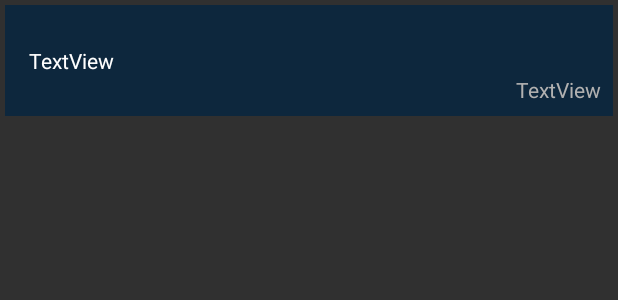
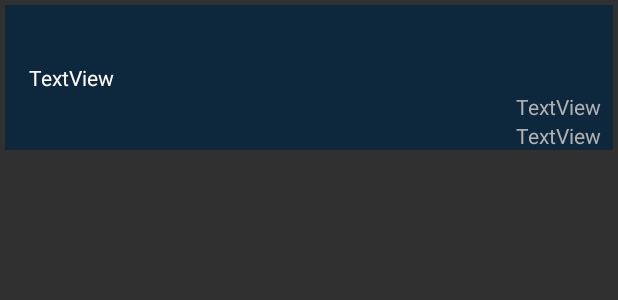
Before and after one commit to AndriiMan/AgroHold, an Android app: the layout rc_item.xml on its own in the app's theme, with its tools: preview values and no code run, on a phone screen of 412 x 824 dp. Shown: the top 300 px of the screen. Run offline under Robolectric (Android 15) with nearby library versions, the phone set to English and light mode, and no system bars.

Commit message:
adding creation time of note

```diff
--- a/app/src/main/java/com/example/agrohold/EditActivity.kt
+++ b/app/src/main/java/com/example/agrohold/EditActivity.kt
@@ -88,6 +88,8 @@ class EditActivity : AppCompatActivity() {
 
         val myTitle = edTitle.text.toString()
         val myDesc = edDesc.text.toString()
+        val myTime = Calendar.getInstance().time
+
 
         CoroutineScope(Dispatchers.Main).launch {
             if(myTitle != "" && myDesc != ""){
--- a/app/src/main/java/com/example/agrohold/db/ListItem.kt
+++ b/app/src/main/java/com/example/agrohold/db/ListItem.kt
@@ -6,4 +6,5 @@ class ListItem {
     var uri = "empty"
     var time = ""
     var id = 0
+    var creation_time = ""
 }
--- a/app/src/main/java/com/example/agrohold/db/MyAdapter.kt
+++ b/app/src/main/java/com/example/agrohold/db/MyAdapter.kt
@@ -19,11 +19,13 @@ class MyAdapter(listMain:ArrayList<ListItem>, contextM: Context) : RecyclerView.
 
         val tvTitle = itemView.findViewById<TextView>(R.id.tvTitle)
         val tvTime = itemView.findViewById<TextView>(R.id.tvTime)
+        val tvCreationTime = itemView.findViewById<TextView>(R.id.tvCreationTime)
         val context = contextV
 
         fun setData(item:ListItem){
             tvTitle.text = item.title
-            tvTime.text = item.time
+            tvTime.text = "Date of edition " + item.time
+            tvCreationTime.text = "Date of creation " + item.creation_time
 
             itemView.setOnClickListener{
                 val intent = Intent(context, EditActivity::class.java).apply {
--- a/app/src/main/java/com/example/agrohold/db/MyDBManager.kt
+++ b/app/src/main/java/com/example/agrohold/db/MyDBManager.kt
@@ -21,6 +21,7 @@ class MyDbManager(val context: Context) {
             put(MyDbNameClass.COLUMN_NAME_CONTENT, content)
             put(MyDbNameClass.COLUMN_NAME_IMG_URI, uri)
             put(MyDbNameClass.COLUMN_NAME_TIME, time)
+            put(MyDbNameClass.COLUMN_NAME_CREATION_TIME, time)
         }
         db?.insert(MyDbNameClass.TABLE_NAME, null, values)
     }
@@ -52,12 +53,14 @@ class MyDbManager(val context: Context) {
             val dataUri = cursor.getString(cursor.getColumnIndexOrThrow(MyDbNameClass.COLUMN_NAME_IMG_URI))
             val dataId = cursor.getInt(cursor.getColumnIndexOrThrow(BaseColumns._ID))
             val time = cursor.getString(cursor.getColumnIndexOrThrow(MyDbNameClass.COLUMN_NAME_TIME))
+            val creationTime = cursor.getString(cursor.getColumnIndexOrThrow(MyDbNameClass.COLUMN_NAME_CREATION_TIME))
             var item = ListItem()
             item.title = dataTitle
             item.desc = dataContent
             item.uri = dataUri
             item.id = dataId
             item.time = time
+            item.creation_time = creationTime
             dataList.add(item)
         }
         cursor.close()
--- a/app/src/main/java/com/example/agrohold/db/MyDbNameClass.kt
+++ b/app/src/main/java/com/example/agrohold/db/MyDbNameClass.kt
@@ -8,11 +8,12 @@ object MyDbNameClass {
     const val COLUMN_NAME_CONTENT = "content"
     const val COLUMN_NAME_IMG_URI = "uri"
     const val COLUMN_NAME_TIME = "time"
+    const val COLUMN_NAME_CREATION_TIME = "creation_time"
 
     const val DATABASE_VERSION = 1
     const val DATABASE_NAME = "MyDb.db"
 
     const val CREATE_TABLE = "CREATE TABLE IF NOT EXISTS $TABLE_NAME (" +
-            "${BaseColumns._ID} INTEGER PRIMARY KEY, $COLUMN_NAME_TITLE TEXT, $COLUMN_NAME_CONTENT TEXT, $COLUMN_NAME_IMG_URI TEXT, $COLUMN_NAME_TIME TEXT)"
+            "${BaseColumns._ID} INTEGER PRIMARY KEY, $COLUMN_NAME_TITLE TEXT, $COLUMN_NAME_CONTENT TEXT, $COLUMN_NAME_IMG_URI TEXT, $COLUMN_NAME_TIME TEXT, $COLUMN_NAME_CREATION_TIME TEXT)"
     const val SQL_DELETE_TABLE = "DROP TABLE IF EXISTS $TABLE_NAME"
 }
--- a/app/src/main/res/layout/rc_item.xml
+++ b/app/src/main/res/layout/rc_item.xml
@@ -32,7 +32,17 @@
         android:layout_marginBottom="8dp"
         android:text="TextView"
         android:textColor="@color/grey2"
-        app:layout_constraintBottom_toBottomOf="parent"
+        app:layout_constraintEnd_toEndOf="parent"
+        app:layout_constraintTop_toBottomOf="@+id/tvCreationTime" />
+
+    <TextView
+        android:id="@+id/tvCreationTime"
+        android:layout_width="wrap_content"
+        android:layout_height="wrap_content"
+        android:layout_marginEnd="8dp"
+        android:text="TextView"
+        android:textColor="@color/grey2"
+
         app:layout_constraintEnd_toEndOf="parent"
         app:layout_constraintTop_toBottomOf="@+id/tvTitle" />
 
--- a/build.gradle
+++ b/build.gradle
@@ -1,6 +1,6 @@
 // Top-level build file where you can add configuration options common to all sub-projects/modules.
 plugins {
-    id 'com.android.application' version '7.4.2' apply false
-    id 'com.android.library' version '7.4.2' apply false
+    id 'com.android.application' version '8.0.1' apply false
+    id 'com.android.library' version '8.0.1' apply false
     id 'org.jetbrains.kotlin.android' version '1.7.20' apply false
 }
--- a/gradle.properties
+++ b/gradle.properties
@@ -21,3 +21,5 @@ kotlin.code.style=official
 # resources declared in the library itself and none from the library's dependencies,
 # thereby reducing the size of the R class for that library
 android.nonTransitiveRClass=true
+android.defaults.buildfeatures.buildconfig=true
+android.nonFinalResIds=false
```
Also changed, not shown: gradle/wrapper/gradle-wrapper.properties, 405 other files.
